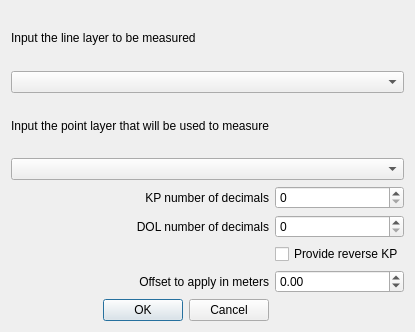
First picture: the form in KP_Find_dialog_kp4p.ui, repository Asratum/KP_find, before the edit.
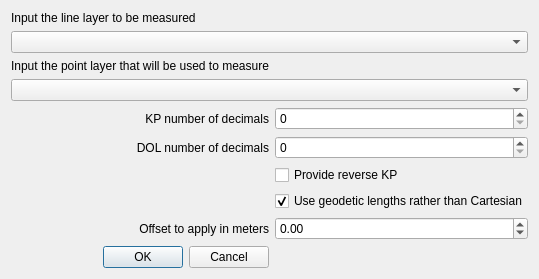
Second picture: the form after the edit. Custom widgets are drawn as their Qt base class.

Patch:
```diff
--- a/KP_Find_dialog_kp4p.ui
+++ b/KP_Find_dialog_kp4p.ui
@@ -6,10 +6,16 @@
    <rect>
     <x>0</x>
     <y>0</y>
-    <width>375</width>
-    <height>332</height>
+    <width>491</width>
+    <height>259</height>
    </rect>
   </property>
+  <property name="sizePolicy">
+   <sizepolicy hsizetype="Preferred" vsizetype="Preferred">
+    <horstretch>0</horstretch>
+    <verstretch>0</verstretch>
+   </sizepolicy>
+  </property>
   <property name="windowTitle">
    <string>Dialog</string>
   </property>
@@ -44,7 +50,7 @@
    <item row="5" column="2">
     <widget class="QSpinBox" name="DCC_prec_kp4p"/>
    </item>
-   <item row="8" column="1">
+   <item row="9" column="1">
     <widget class="QDialogButtonBox" name="buttonBox">
      <property name="orientation">
       <enum>Qt::Horizontal</enum>
@@ -85,7 +91,7 @@
      </property>
     </widget>
    </item>
-   <item row="7" column="1">
+   <item row="8" column="1">
     <widget class="QLabel" name="label_5">
      <property name="text">
       <string>Offset to apply in meters</string>
@@ -95,7 +101,7 @@
      </property>
     </widget>
    </item>
-   <item row="7" column="2">
+   <item row="8" column="2">
     <widget class="QDoubleSpinBox" name="offset_m_kp4p">
      <property name="minimum">
       <double>-10000000.000000000000000</double>
@@ -105,6 +111,19 @@
      </property>
     </widget>
    </item>
+   <item row="7" column="2">
+    <widget class="QCheckBox" name="Geodetic_kp4p">
+     <property name="text">
+      <string>Use geodetic lengths rather than Cartesian</string>
+     </property>
+     <property name="checked">
+      <bool>true</bool>
+     </property>
+     <property name="tristate">
+      <bool>false</bool>
+     </property>
+    </widget>
+   </item>
   </layout>
  </widget>
  <customwidgets>
```
